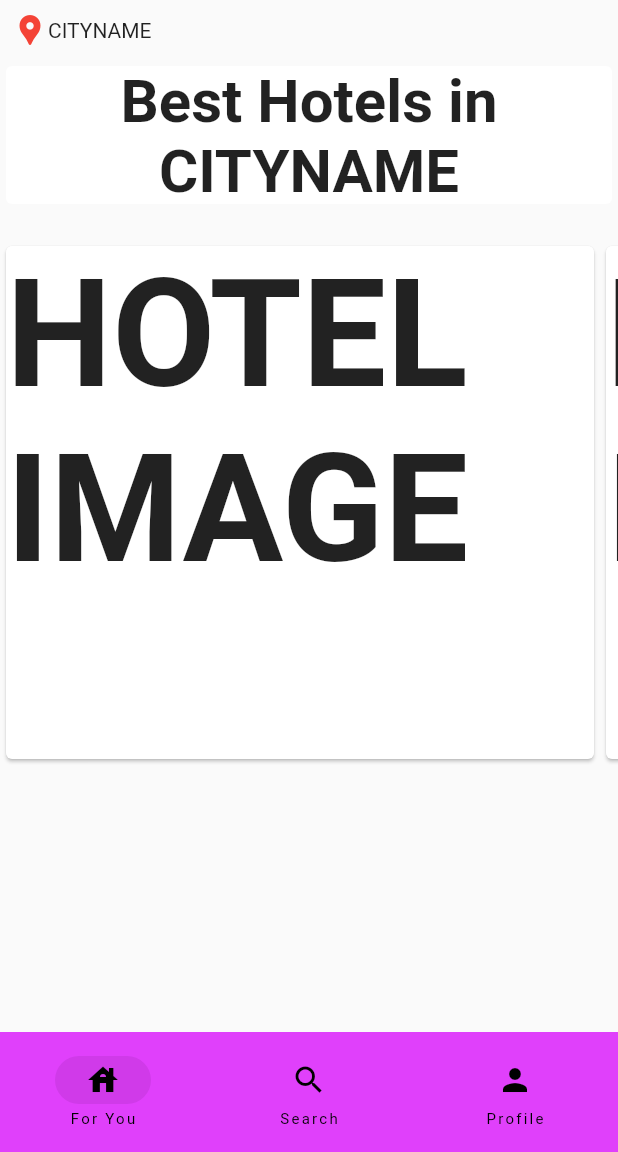
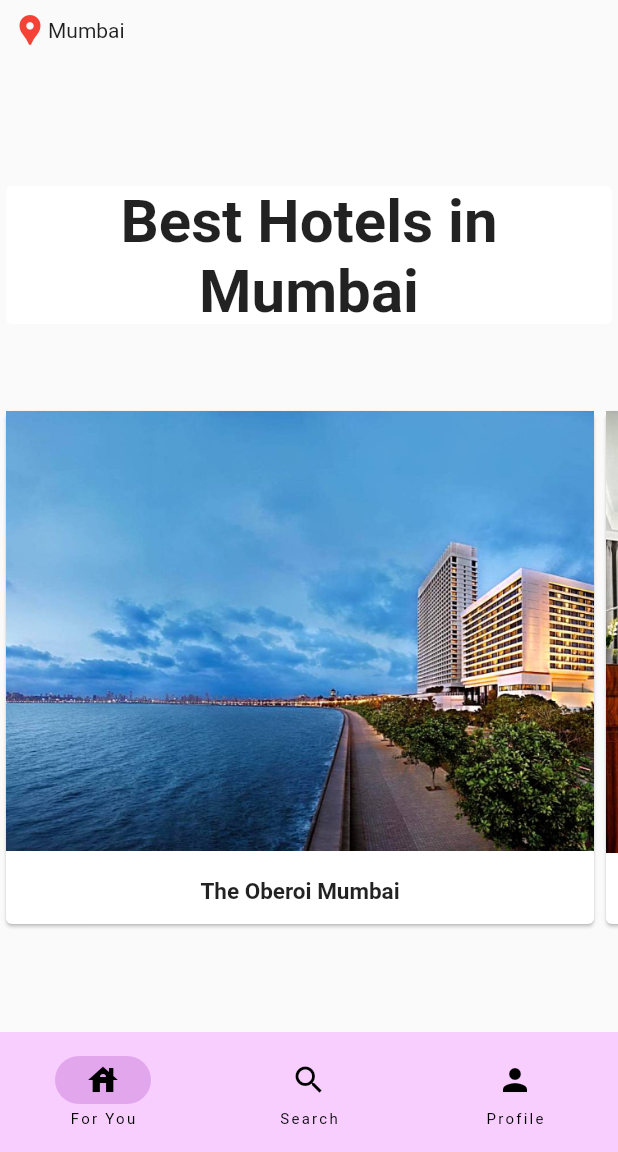
Before and after one commit to Keegan001/Hotels.com, a Flutter app: the navbar screen opened directly, on a phone screen of 412 x 824 dp, the part 84-1236 px from its top. Run offline on Flutter 3.47's test engine with Material 2 defaults, Android fonts, the phone set to English and light mode, and no system bars; our stand-ins replace animated_splash_screen, firebase_auth, firebase_core, flutter_svg; accounts and stored records are empty.

Commit message:
UI Changes

```diff
--- a/lib/pages/homepage.dart
+++ b/lib/pages/homepage.dart
@@ -10,6 +10,7 @@ class homePage extends StatefulWidget {
 class _homePageState extends State<homePage> {
   @override
   Widget build(BuildContext context) {
+    String CITYNAME = 'Mumbai';
     return Scaffold(
       appBar: AppBar(
         title: Text(
@@ -39,7 +40,7 @@ class _homePageState extends State<homePage> {
                   ),
                   SizedBox(
                     child: Text(
-                      'CITYNAME',
+                      '$CITYNAME',
                     ),
                   ),
                 ],
@@ -47,12 +48,15 @@ class _homePageState extends State<homePage> {
             ),
           ),
           SizedBox(
+            height: 80,
+          ),
+          SizedBox(
             height: 100,
             width: 500,
             child: Card(
               elevation: 0.0,
               child: Text(
-                'Best Hotels in CITYNAME',
+                'Best Hotels in $CITYNAME',
                 style: TextStyle(
                   fontWeight: FontWeight.bold,
                   fontSize: 40,
@@ -62,7 +66,7 @@ class _homePageState extends State<homePage> {
             ),
           ),
           SizedBox(
-            height: 20,
+            height: 50,
           ),
           SizedBox(
             height: 350,
@@ -72,32 +76,45 @@ class _homePageState extends State<homePage> {
                 SizedBox(
                   width: 400,
                   child: Card(
-                    child: Text(
-                      'HOTEL IMAGE',
-                      style:
-                          TextStyle(fontWeight: FontWeight.bold, fontSize: 100),
+                    child: Column(
+                      children: [
+                        Image.asset('assets/oberoihotel.png'),
+                        Text(
+                          '\nThe Oberoi Mumbai',
+                          style: TextStyle(
+                              fontSize: 15, fontWeight: FontWeight.bold),
+                        )
+                      ],
                     ),
                   ),
                 ),
                 SizedBox(
                   width: 400,
                   child: Card(
-                    child: Text(
-                      'HOTEL IMAGE',
-                      style:
-                          TextStyle(fontWeight: FontWeight.bold, fontSize: 100),
-                    ),
-                  ),
+                      child: Column(
+                    children: [
+                      Image.asset('assets/intercontinental.png'),
+                      Text(
+                        '\nIntercontinental Marine Drive Mumbai',
+                        style: TextStyle(
+                            fontSize: 15, fontWeight: FontWeight.bold),
+                      )
+                    ],
+                  )),
                 ),
                 SizedBox(
                   width: 400,
                   child: Card(
-                    child: Text(
-                      'HOTEL IMAGE',
-                      style:
-                          TextStyle(fontWeight: FontWeight.bold, fontSize: 100),
-                    ),
-                  ),
+                      child: Column(
+                    children: [
+                      Image.asset('assets/taj.png'),
+                      Text(
+                        '\nThe Taj Mahal Tower',
+                        style: TextStyle(
+                            fontSize: 15, fontWeight: FontWeight.bold),
+                      )
+                    ],
+                  )),
                 ),
               ],
             ),
--- a/lib/pages/navbar.dart
+++ b/lib/pages/navbar.dart
@@ -32,7 +32,7 @@ class _navbarState extends State<navbar> {
       ),
       bottomNavigationBar: NavigationBar(
         selectedIndex: currentindex,
-        backgroundColor: Colors.purpleAccent,
+        backgroundColor: const Color.fromARGB(255, 248, 206, 255),
         elevation: 0.0,
         height: 80,
         onDestinationSelected: (value) {
--- a/lib/pages/profilepage.dart
+++ b/lib/pages/profilepage.dart
@@ -1,5 +1,6 @@
 import 'package:firebase_auth/firebase_auth.dart';
 import 'package:flutter/material.dart';
+import 'package:flutter_svg/svg.dart';
 
 class profilePage extends StatelessWidget {
   const profilePage({super.key});
@@ -25,25 +26,32 @@ class profilePage extends StatelessWidget {
         children: [
           SizedBox(
             height: 300,
-            width: 400,
-            child: Center(
-              child: CircleAvatar(
-                backgroundColor: Colors.grey,
-                radius: 100,
-                child: Icon(Icons.person),
+            width: 300,
+            child: Container(
+              alignment: Alignment.center,
+              child: Center(
+                child: CircleAvatar(
+                  backgroundColor: Colors.grey,
+                  radius: 100,
+                  child: SvgPicture.asset(
+                    'assets/person.svg',
+                    height: 180,
+                    width: 180,
+                  ),
+                ),
               ),
             ),
           ),
           SizedBox(
-
             height: 200,
             child: Card(
-                child: Column(
-              children: [
-                Text(email),
-              ],
-            ),),
-          )
+              child: Text(
+                '\n Your e-mail is $email',
+                textAlign: TextAlign.center,
+                style: TextStyle(fontSize: 20),
+              ),
+            ),
+          ),
         ],
       ),
     );
```
Also changed, not shown: assets/intercontinental.png (added), assets/oberoihotel.png (added), assets/person.svg (added), assets/taj.png (added).
